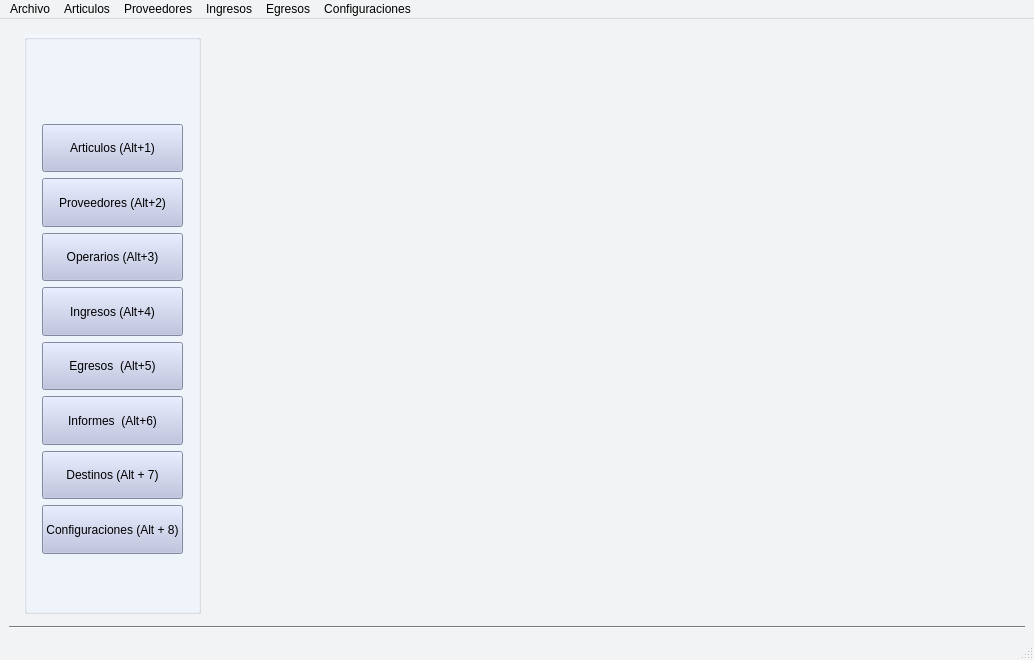
Lonaris/Corupel, file gui/main.ui: the form before one commit.
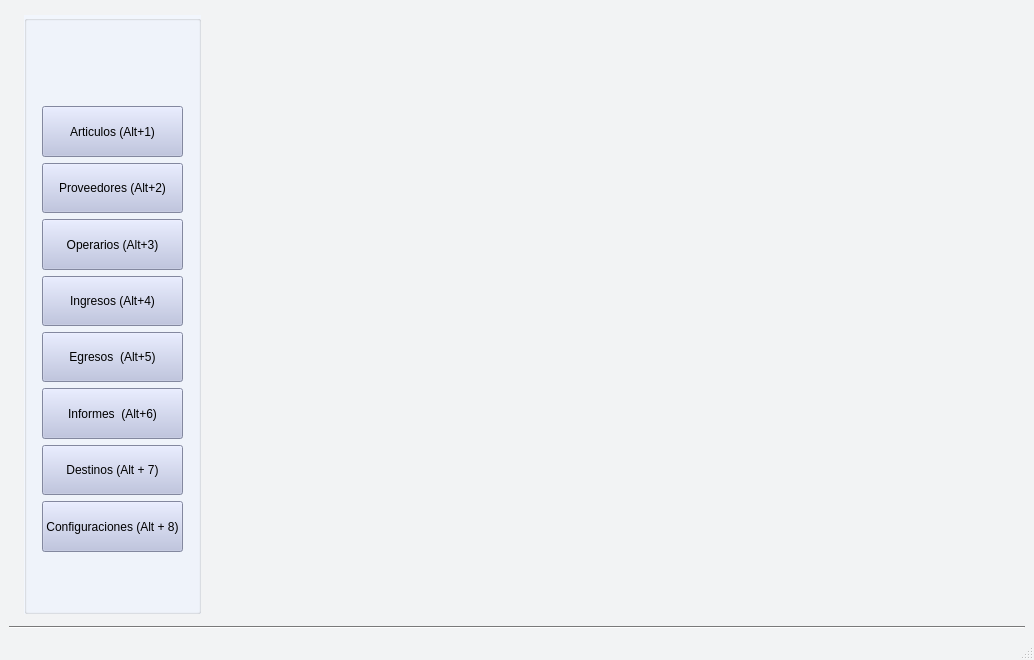
The form after the commit. Icons and pictures are not drawn.

Commit message: Barra superior eliminada

The edit to the form file:
```diff
--- a/gui/main.ui
+++ b/gui/main.ui
@@ -863,54 +863,6 @@
      <height>21</height>
     </rect>
    </property>
-   <widget class="QMenu" name="menuArchivo">
-    <property name="title">
-     <string>Archivo</string>
-    </property>
-    <addaction name="actionABM_Operarios"/>
-    <addaction name="actionResolucion"/>
-    <addaction name="actionConfig_Impresoras"/>
-   </widget>
-   <widget class="QMenu" name="menuArticulos">
-    <property name="title">
-     <string>Articulos</string>
-    </property>
-    <addaction name="actionBuscar"/>
-    <addaction name="actionListado_de_Articulos"/>
-    <addaction name="actionIngreso_Nuevo"/>
-   </widget>
-   <widget class="QMenu" name="menuProveedores">
-    <property name="title">
-     <string>Proveedores</string>
-    </property>
-    <addaction name="actionBuscar_2"/>
-    <addaction name="actionIngreso_Nuevo_2"/>
-    <addaction name="actionIngreso_Nuevo_3"/>
-   </widget>
-   <widget class="QMenu" name="menuIngresos">
-    <property name="title">
-     <string>Ingresos</string>
-    </property>
-    <addaction name="actionIngreso_de_Articulos"/>
-   </widget>
-   <widget class="QMenu" name="menuEgresos">
-    <property name="title">
-     <string>Egresos</string>
-    </property>
-    <addaction name="actionEgreso_de_Articulos"/>
-   </widget>
-   <widget class="QMenu" name="menuConfiguraciones">
-    <property name="title">
-     <string>Configuraciones</string>
-    </property>
-    <addaction name="actionAtajos_del_Teclado"/>
-   </widget>
-   <addaction name="menuArchivo"/>
-   <addaction name="menuArticulos"/>
-   <addaction name="menuProveedores"/>
-   <addaction name="menuIngresos"/>
-   <addaction name="menuEgresos"/>
-   <addaction name="menuConfiguraciones"/>
   </widget>
   <widget class="QStatusBar" name="statusbar"/>
   <action name="actionBuscar">
```
